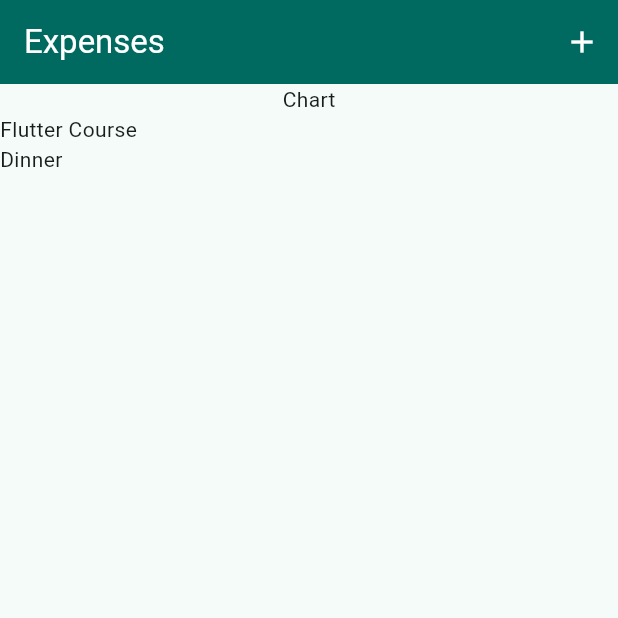
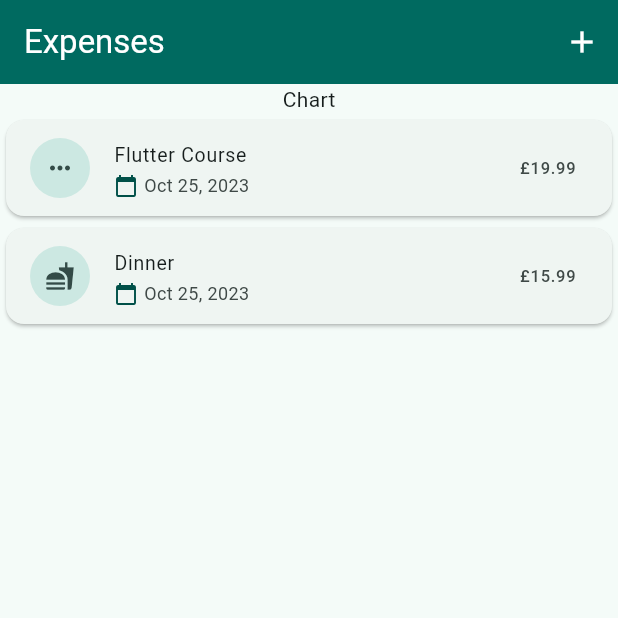
Before and after one commit to Moonbladez/flutter-expense-tracker, a Flutter app: the screen it shows after launch, on a phone screen of 412 x 824 dp, the top half of it. Run offline on Flutter 3.47's test engine with Material 2 defaults, Android fonts, the phone set to English and light mode, and no system bars.

Commit message:
added expense list item

```diff
--- a/lib/main.dart
+++ b/lib/main.dart
@@ -1,5 +1,5 @@
 import 'package:flutter/material.dart';
-import 'package:flutter_expense_tracker/screens/screens.dart';
+import 'package:flutter_expense_tracker/widgets/expenses_list/expenses_screen.dart';
 
 void main() {
   runApp(const MyApp());
@@ -11,7 +11,8 @@ class MyApp extends StatelessWidget {
   @override
   Widget build(BuildContext context) {
     return MaterialApp(
-      title: 'Flutter Demo',
+      title: "Expense Tracker",
+      debugShowCheckedModeBanner: false,
       theme: ThemeData(
         colorScheme: ColorScheme.fromSeed(seedColor: Colors.teal),
         useMaterial3: true,
--- a/lib/models/expense.dart
+++ b/lib/models/expense.dart
@@ -1,6 +1,10 @@
+import 'package:flutter/material.dart';
 import 'package:uuid/uuid.dart';
+import 'package:intl/intl.dart';
 
 const uuid = Uuid();
+
+final formatter = DateFormat.yMMMd();
 
 enum Category {
   food,
@@ -11,6 +15,16 @@ enum Category {
   health,
   other,
 }
+
+const categoryItems = {
+  Category.food: Icons.fastfood,
+  Category.bills: Icons.receipt,
+  Category.clothes: Icons.shopping_bag,
+  Category.entertainment: Icons.movie,
+  Category.transportation: Icons.car_rental,
+  Category.health: Icons.medical_services,
+  Category.other: Icons.more_horiz,
+};
 
 class Expense {
   Expense({
@@ -25,4 +39,7 @@ class Expense {
   final double amount;
   final DateTime date;
   final Category category;
+
+  get icon => categoryItems[category];
+  String get formattedDate => formatter.format(date);
 }
--- a/lib/screens/screens.dart
+++ /dev/null
@@ -1 +0,0 @@
-export 'expenses_screen.dart';
--- a/lib/widgets/expenses_list.dart
+++ b/lib/widgets/expenses_list/expenses_list.dart
@@ -1,5 +1,6 @@
 import 'package:flutter/material.dart';
 import 'package:flutter_expense_tracker/models/expense.dart';
+import 'package:flutter_expense_tracker/widgets/expenses_list/expenses_list_item.dart';
 
 class ExpensesList extends StatelessWidget {
   const ExpensesList({super.key, required this.expenses});
@@ -10,7 +11,8 @@ class ExpensesList extends StatelessWidget {
   Widget build(BuildContext context) {
     return ListView.builder(
       itemCount: expenses.length,
-      itemBuilder: (context, index) => Text(expenses[index].title),
+      itemBuilder: (context, index) =>
+          ExpensesListItem(expense: expenses[index]),
     );
   }
 }
--- /dev/null
+++ b/lib/widgets/expenses_list/expenses_list_item.dart
@@ -0,0 +1,36 @@
+import 'package:flutter/material.dart';
+import 'package:flutter_expense_tracker/models/expense.dart';
+
+class ExpensesListItem extends StatelessWidget {
+  const ExpensesListItem({super.key, required this.expense});
+
+  final Expense expense;
+
+  @override
+  Widget build(BuildContext context) {
+    return Card(
+      child: ListTile(
+        dense: true,
+        leading: CircleAvatar(
+          backgroundColor: Theme.of(context).colorScheme.secondaryContainer,
+          child: Icon(expense.icon,
+              size: 20,
+              color: Theme.of(context).colorScheme.onSecondaryContainer),
+        ),
+        subtitle: Row(
+          children: [
+            Icon(Icons.calendar_today,
+                size: 16,
+                color: Theme.of(context).colorScheme.onPrimaryContainer),
+            const SizedBox(width: 4),
+            Text(
+              expense.formattedDate,
+            ),
+          ],
+        ),
+        title: Text(expense.title),
+        trailing: Text("£${expense.amount.toStringAsFixed(2)}"),
+      ),
+    );
+  }
+}
--- a/lib/screens/expenses_screen.dart
+++ b/lib/widgets/expenses_list/expenses_screen.dart
@@ -1,6 +1,6 @@
 import 'package:flutter/material.dart';
 import 'package:flutter_expense_tracker/models/expense.dart';
-import 'package:flutter_expense_tracker/widgets/widgets.dart';
+import 'package:flutter_expense_tracker/widgets/expenses_list/expenses_list.dart';
 
 class ExpensesScreen extends StatefulWidget {
   const ExpensesScreen({super.key});
--- a/lib/widgets/widgets.dart
+++ b/lib/widgets/widgets.dart
@@ -1 +1 @@
-export 'expenses_list.dart';
+export 'expenses_list/expenses_list.dart';
--- a/pubspec.yaml
+++ b/pubspec.yaml
@@ -30,6 +30,7 @@ environment:
 dependencies:
   flutter:
     sdk: flutter
+  intl: ^0.18.1
   uuid: ^4.1.0
 
 
```
Also changed, not shown: pubspec.lock.
